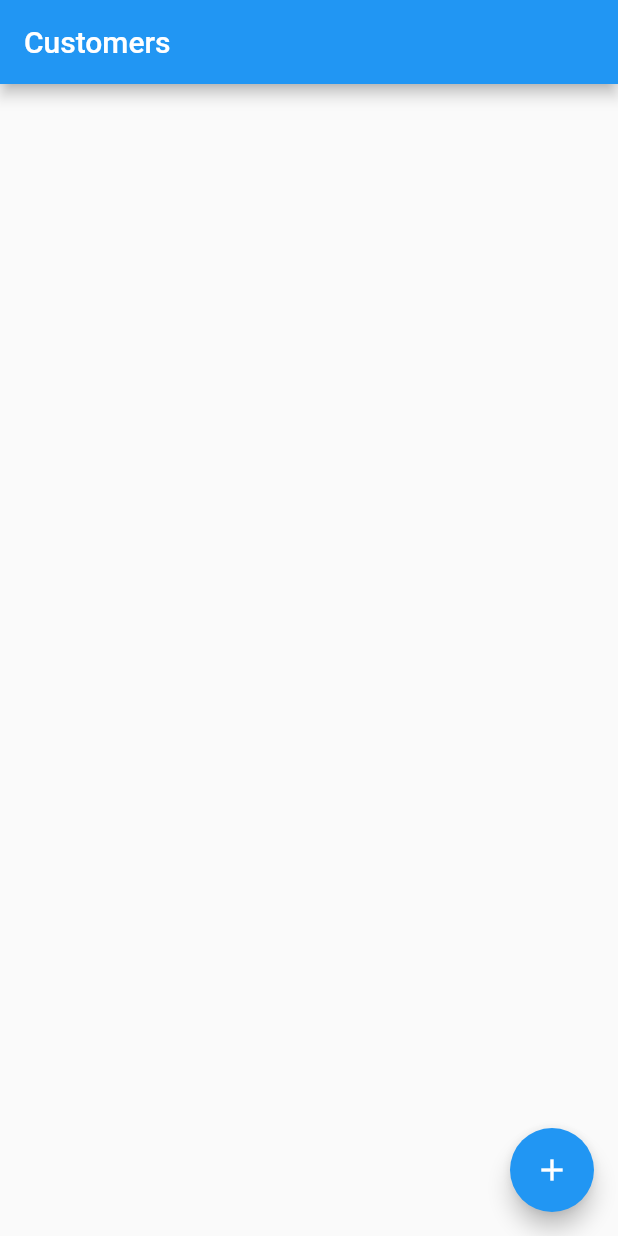
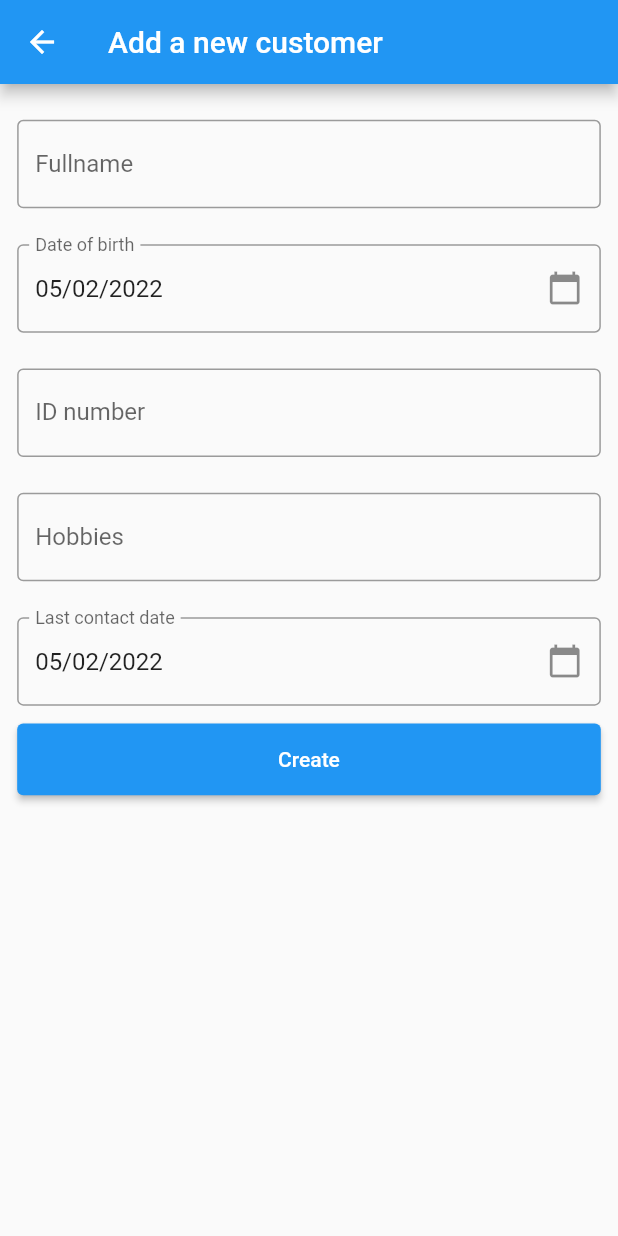
Before and after one commit to magicpro97/CustomerCare, a Flutter app: the screen it shows after launch, after a tap on the "add" icon, on a phone screen of 412 x 824 dp. Run offline on Flutter 3.47's test engine with Material 2 defaults, Android fonts, the phone set to English and light mode, and no system bars; our stand-ins replace auto_route, bloc, cloud_firestore, equatable, firebase_core, flutter_bloc and 4 more; accounts and stored records are empty; statements that could not run were skipped.

Commit message:
Create customer form

```diff
--- /dev/null
+++ b/lib/dimen.dart
@@ -0,0 +1,7 @@
+import 'package:flutter_screenutil/flutter_screenutil.dart';
+
+final kPaddingLeft = 10.0.w;
+final kPaddingRight = 10.0.w;
+final kPaddingTop = 10.0.h;
+final kPaddingBottom = 10.0.h;
+final kButtonHeight = 40.0.h;
--- a/lib/l10n/intl_en.arb
+++ b/lib/l10n/intl_en.arb
@@ -1,11 +1,33 @@
 {
   "@@locale": "en",
+  "add_new_a_customer": "Add a new customer",
+  "@add_new_a_customer": {},
   "app_name": "Customer Care",
   "@app_name": {
     "description": "App's name"
   },
+  "contract_number": "Contract number",
+  "@contract_number": {},
+  "create": "Create",
+  "@create": {},
   "customer": "Customer",
   "@customer": {},
   "customers": "Customers",
-  "@customers": {}
+  "@customers": {},
+  "date_of_birth": "Date of birth",
+  "@date_of_birth": {},
+  "edit_customer_information": "Edit customer's information",
+  "@edit_customer_information": {},
+  "fullname": "Fullname",
+  "@fullname": {},
+  "hobbies": "Hobbies",
+  "@hobbies": {},
+  "id_number": "ID number",
+  "@id_number": {},
+  "last_contact_date": "Last contact date",
+  "@last_contact_date": {},
+  "required": "Please input some text",
+  "@required": {},
+  "save": "Save",
+  "@save": {}
 }
--- a/lib/l10n/intl_vi_VN.arb
+++ b/lib/l10n/intl_vi_VN.arb
@@ -1,11 +1,33 @@
 {
   "@@locale": "vi-VN",
+  "add_new_a_customer": "Thêm khách hàng mới",
+  "@add_new_a_customer": {},
   "app_name": "Chăm sóc khách hàng",
   "@app_name": {
     "description": "App's name"
   },
+  "contract_number": "Số hợp đồng",
+  "@contract_number": {},
+  "create": "Tạo",
+  "@create": {},
   "customer": "Khách hàng",
   "@customer": {},
   "customers": "Danh sách khách hàng",
-  "@customers": {}
+  "@customers": {},
+  "date_of_birth": "Ngày sinh",
+  "@date_of_birth": {},
+  "edit_customer_information": "Sửa thông tin khách hàng",
+  "@edit_customer_information": {},
+  "fullname": "Họ và tên",
+  "@fullname": {},
+  "hobbies": "Sở thích",
+  "@hobbies": {},
+  "id_number": "CMNN/CCCD",
+  "@id_number": {},
+  "last_contact_date": "Ngày liên lạc cuối cùng",
+  "@last_contact_date": {},
+  "required": "Bắt buộc *",
+  "@required": {},
+  "save": "Lưu",
+  "@save": {}
 }
--- a/lib/main.dart
+++ b/lib/main.dart
@@ -2,6 +2,7 @@ import 'package:customer_care/router/app_router.dart';
 import 'package:firebase_core/firebase_core.dart';
 import 'package:flutter/material.dart';
 import 'package:flutter_localizations/flutter_localizations.dart';
+import 'package:flutter_screenutil/flutter_screenutil.dart';
 import 'package:get_it/get_it.dart';
 
 import 'di/di.dart';
@@ -22,7 +23,11 @@ class MyApp extends StatelessWidget {
 
   @override
   Widget build(BuildContext context) {
-    return MaterialApp.router(
+    return ScreenUtilInit(
+      designSize: const Size(360, 690),
+      minTextAdapt: true,
+      splitScreenMode: true,
+      builder: () => MaterialApp.router(
         onGenerateTitle: (context) => S.of(context).app_name,
         localizationsDelegates: const [
           S.delegate,
@@ -31,11 +36,20 @@ class MyApp extends StatelessWidget {
           GlobalCupertinoLocalizations.delegate,
         ],
         supportedLocales: S.delegate.supportedLocales,
+        routerDelegate: _appRouter.delegate(),
+        routeInformationParser: _appRouter.defaultRouteParser(),
+        builder: (context, widget) {
+          ScreenUtil.setContext(context);
+          return MediaQuery(
+            //Setting font does not change with system font size
+            data: MediaQuery.of(context).copyWith(textScaleFactor: 1.0),
+            child: widget!,
+          );
+        },
         theme: ThemeData(
           primarySwatch: Colors.blue,
         ),
-      routerDelegate: _appRouter.delegate(),
-      routeInformationParser: _appRouter.defaultRouteParser(),
+      ),
     );
   }
 }
--- /dev/null
+++ b/lib/pages/customer/add_customer/add_customer_page.dart
@@ -0,0 +1,141 @@
+import 'package:customer_care/dimen.dart';
+import 'package:customer_care/generated/l10n.dart';
+import 'package:customer_care/pages/customer/widgets/custom_text_field.dart';
+import 'package:flutter/material.dart';
+import 'package:intl/intl.dart';
+
+class AddCustomerPage extends StatefulWidget {
+  const AddCustomerPage({Key? key}) : super(key: key);
+
+  @override
+  State<AddCustomerPage> createState() => _AddCustomerPageState();
+}
+
+class _AddCustomerPageState extends State<AddCustomerPage> {
+  final _dateOfBirthFocusNode = FocusNode();
+  final _lastContactDateFocusNode = FocusNode();
+  final _formKey = GlobalKey<FormState>();
+  final _dateOfBirthTextEditingController = TextEditingController();
+  final _lastContactDateTextEditingController = TextEditingController();
+
+  @override
+  void initState() {
+    super.initState();
+    final today = DateTime.now();
+    final formatter = DateFormat('dd/MM/yyyy');
+    _dateOfBirthTextEditingController.text = formatter.format(today);
+    _lastContactDateTextEditingController.text = formatter.format(today);
+
+    _dateOfBirthFocusNode.addListener(() async {
+      if (_dateOfBirthFocusNode.hasFocus) {
+        final date = await _showDatePicker();
+        if (date != null) {
+          _dateOfBirthTextEditingController.text = formatter.format(date);
+        }
+        FocusScope.of(context).requestFocus(FocusNode());
+      }
+    });
+
+    _lastContactDateFocusNode.addListener(() async {
+      if (_lastContactDateFocusNode.hasFocus) {
+        final date = await _showDatePicker();
+        if (date != null) {
+          _lastContactDateTextEditingController.text = formatter.format(date);
+        }
+        FocusScope.of(context).requestFocus(FocusNode());
+      }
+    });
+  }
+
+  Future<DateTime?> _showDatePicker() => showDatePicker(
+        context: context,
+        initialDate: DateTime.now(),
+        firstDate: DateTime(1930),
+        lastDate: DateTime.now(),
+      );
+
+  @override
+  void dispose() {
+    super.dispose();
+    _dateOfBirthFocusNode.dispose();
+    _lastContactDateFocusNode.dispose();
+    _dateOfBirthTextEditingController.dispose();
+    _lastContactDateTextEditingController.dispose();
+  }
+
+  String? _emptyValidator(String? value) {
+    if (value?.isEmpty ?? true) {
+      return S.of(context).required;
+    }
+
+    return null;
+  }
+
+  void _submitForm() {
+    if (_formKey.currentState!.validate()) {}
+  }
+
+  @override
+  Widget build(BuildContext context) {
+    return Scaffold(
+      appBar: AppBar(
+        title: Text(S.of(context).add_new_a_customer),
+      ),
+      body: SingleChildScrollView(
+        padding: EdgeInsets.fromLTRB(
+          kPaddingLeft,
+          kPaddingTop,
+          kPaddingRight,
+          0,
+        ),
+        child: Form(
+          key: _formKey,
+          autovalidateMode: AutovalidateMode.onUserInteraction,
+          child: Column(
+            children: [
+              CustomTextField(
+                labelText: S.of(context).fullname,
+                validator: _emptyValidator,
+              ),
+              CustomTextField(
+                focusNode: _dateOfBirthFocusNode,
+                controller: _dateOfBirthTextEditingController,
+                showCursor: false,
+                readOnly: true,
+                validator: _emptyValidator,
+                labelText: S.of(context).date_of_birth,
+                suffixIcon: const Icon(Icons.calendar_today),
+              ),
+              CustomTextField(
+                validator: _emptyValidator,
+                labelText: S.of(context).id_number,
+              ),
+              CustomTextField(
+                validator: _emptyValidator,
+                labelText: S.of(context).hobbies,
+              ),
+              CustomTextField(
+                focusNode: _lastContactDateFocusNode,
+                controller: _lastContactDateTextEditingController,
+                showCursor: false,
+                readOnly: true,
+                validator: _emptyValidator,
+                labelText: S.of(context).last_contact_date,
+                textInputAction: TextInputAction.done,
+                suffixIcon: const Icon(Icons.calendar_today),
+              ),
+              SizedBox(
+                width: double.infinity,
+                height: kButtonHeight,
+                child: ElevatedButton(
+                  child: Text(S.of(context).create),
+                  onPressed: _submitForm,
+                ),
+              )
+            ],
+          ),
+        ),
+      ),
+    );
+  }
+}
--- /dev/null
+++ b/lib/pages/customer/edit_customer/add_customer_page.dart
@@ -0,0 +1,141 @@
+import 'package:customer_care/dimen.dart';
+import 'package:customer_care/generated/l10n.dart';
+import 'package:customer_care/pages/customer/widgets/custom_text_field.dart';
+import 'package:flutter/material.dart';
+import 'package:intl/intl.dart';
+
+class AddCustomerPage extends StatefulWidget {
+  const AddCustomerPage({Key? key}) : super(key: key);
+
+  @override
+  State<AddCustomerPage> createState() => _AddCustomerPageState();
+}
+
+class _AddCustomerPageState extends State<AddCustomerPage> {
+  final _dateOfBirthFocusNode = FocusNode();
+  final _lastContactDateFocusNode = FocusNode();
+  final _formKey = GlobalKey<FormState>();
+  final _dateOfBirthTextEditingController = TextEditingController();
+  final _lastContactDateTextEditingController = TextEditingController();
+
+  @override
+  void initState() {
+    super.initState();
+    final today = DateTime.now();
+    final formatter = DateFormat('dd/MM/yyyy');
+    _dateOfBirthTextEditingController.text = formatter.format(today);
+    _lastContactDateTextEditingController.text = formatter.format(today);
+
+    _dateOfBirthFocusNode.addListener(() async {
+      if (_dateOfBirthFocusNode.hasFocus) {
+        final date = await _showDatePicker();
+        if (date != null) {
+          _dateOfBirthTextEditingController.text = formatter.format(date);
+        }
+        FocusScope.of(context).requestFocus(FocusNode());
+      }
+    });
+
+    _lastContactDateFocusNode.addListener(() async {
+      if (_lastContactDateFocusNode.hasFocus) {
+        final date = await _showDatePicker();
+        if (date != null) {
+          _lastContactDateTextEditingController.text = formatter.format(date);
+        }
+        FocusScope.of(context).requestFocus(FocusNode());
+      }
+    });
+  }
+
+  Future<DateTime?> _showDatePicker() => showDatePicker(
+        context: context,
+        initialDate: DateTime.now(),
+        firstDate: DateTime(1930),
+        lastDate: DateTime.now(),
+      );
+
+  @override
+  void dispose() {
+    super.dispose();
+    _dateOfBirthFocusNode.dispose();
+    _lastContactDateFocusNode.dispose();
+    _dateOfBirthTextEditingController.dispose();
+    _lastContactDateTextEditingController.dispose();
+  }
+
+  String? _emptyValidator(String? value) {
+    if (value?.isEmpty ?? true) {
+      return S.of(context).required;
+    }
+
+    return null;
+  }
+
+  void _submitForm() {
+    if (_formKey.currentState!.validate()) {}
+  }
+
+  @override
+  Widget build(BuildContext context) {
+    return Scaffold(
+      appBar: AppBar(
+        title: Text(S.of(context).edit_customer_information),
+      ),
+      body: SingleChildScrollView(
+        padding: EdgeInsets.fromLTRB(
+          kPaddingLeft,
+          kPaddingTop,
+          kPaddingRight,
+          0,
+        ),
+        child: Form(
+          key: _formKey,
+          autovalidateMode: AutovalidateMode.onUserInteraction,
+          child: Column(
+            children: [
+              CustomTextField(
+                labelText: S.of(context).fullname,
+                validator: _emptyValidator,
+              ),
+              CustomTextField(
+                focusNode: _dateOfBirthFocusNode,
+                controller: _dateOfBirthTextEditingController,
+                showCursor: false,
+                readOnly: true,
+                validator: _emptyValidator,
+                labelText: S.of(context).date_of_birth,
+                suffixIcon: const Icon(Icons.calendar_today),
+              ),
+              CustomTextField(
+                validator: _emptyValidator,
+                labelText: S.of(context).id_number,
+              ),
+              CustomTextField(
+                validator: _emptyValidator,
+                labelText: S.of(context).hobbies,
+              ),
+              CustomTextField(
+                focusNode: _lastContactDateFocusNode,
+                controller: _lastContactDateTextEditingController,
+                showCursor: false,
+                readOnly: true,
+                validator: _emptyValidator,
+                labelText: S.of(context).last_contact_date,
+                textInputAction: TextInputAction.done,
+                suffixIcon: const Icon(Icons.calendar_today),
+              ),
+              SizedBox(
+                width: double.infinity,
+                height: kButtonHeight,
+                child: ElevatedButton(
+                  child: Text(S.of(context).create),
+                  onPressed: _submitForm,
+                ),
+              )
+            ],
+          ),
+        ),
+      ),
+    );
+  }
+}
--- /dev/null
+++ b/lib/pages/customer/widgets/custom_text_field.dart
@@ -0,0 +1,52 @@
+import 'package:flutter/material.dart';
+
+import '../../../dimen.dart';
+
+class CustomTextField extends StatelessWidget {
+  const CustomTextField({
+    Key? key,
+    required this.labelText,
+    this.hintText,
+    this.errorText,
+    this.focusNode,
+    this.textInputAction = TextInputAction.next,
+    this.suffixIcon,
+    this.showCursor = true,
+    this.readOnly = false,
+    this.validator,
+    this.controller,
+  }) : super(key: key);
+
+  final String labelText;
+  final String? hintText;
+  final String? errorText;
+  final FocusNode? focusNode;
+  final TextInputAction textInputAction;
+  final Widget? suffixIcon;
+  final bool showCursor;
+  final bool readOnly;
+  final String? Function(String?)? validator;
+  final TextEditingController? controller;
+
+  @override
+  Widget build(BuildContext context) {
+    return Padding(
+      padding: EdgeInsets.symmetric(vertical: kPaddingTop),
+      child: TextFormField(
+        focusNode: focusNode,
+        textInputAction: textInputAction,
+        readOnly: readOnly,
+        showCursor: showCursor,
+        validator: validator,
+        controller: controller,
+        decoration: InputDecoration(
+          border: const OutlineInputBorder(),
+          labelText: labelText,
+          hintText: hintText,
+          errorText: errorText,
+          suffixIcon: suffixIcon,
+        ),
+      ),
+    );
+  }
+}
--- a/lib/pages/home/home_page.dart
+++ b/lib/pages/home/home_page.dart
@@ -1,5 +1,6 @@
 import 'package:auto_route/auto_route.dart';
 import 'package:customer_care/pages/home/home_page_bloc.dart';
+import 'package:customer_care/router/app_router.dart';
 import 'package:flutter/material.dart';
 import 'package:flutter_bloc/flutter_bloc.dart';
 import 'package:get_it/get_it.dart';
@@ -35,7 +36,9 @@ class HomePage extends StatelessWidget implements AutoRouteWrapper {
         ],
       ),
       floatingActionButton: FloatingActionButton(
-        onPressed: () {},
+        onPressed: () {
+          context.navigateTo(const AddCustomerRoute());
+        },
         child: const Icon(Icons.add),
       ),
     );
--- a/lib/router/app_router.dart
+++ b/lib/router/app_router.dart
@@ -1,4 +1,5 @@
 import 'package:auto_route/auto_route.dart';
+import 'package:customer_care/pages/customer/add_customer/add_customer_page.dart';
 import 'package:customer_care/pages/home/home_page.dart';
 import 'package:flutter/material.dart';
 import 'package:injectable/injectable.dart';
@@ -9,6 +10,7 @@ part 'app_router.gr.dart';
   replaceInRouteName: 'Page,Route',
   routes: <AutoRoute>[
     AutoRoute(page: HomePage, initial: true),
+    AutoRoute(page: AddCustomerPage),
   ],
 )
 @singleton
--- a/pubspec.yaml
+++ b/pubspec.yaml
@@ -51,6 +51,7 @@ dependencies:
   # add get_it
   get_it:
   auto_route:
+  flutter_screenutil: ^5.1.1
 
 dev_dependencies:
   flutter_test:
```
Also changed, not shown: lib/generated/intl/messages_en.dart, lib/generated/intl/messages_vi-VN.dart, lib/generated/l10n.dart, lib/router/app_router.gr.dart, pubspec.lock. Lines whose indentation alone changed are shown as unchanged.
